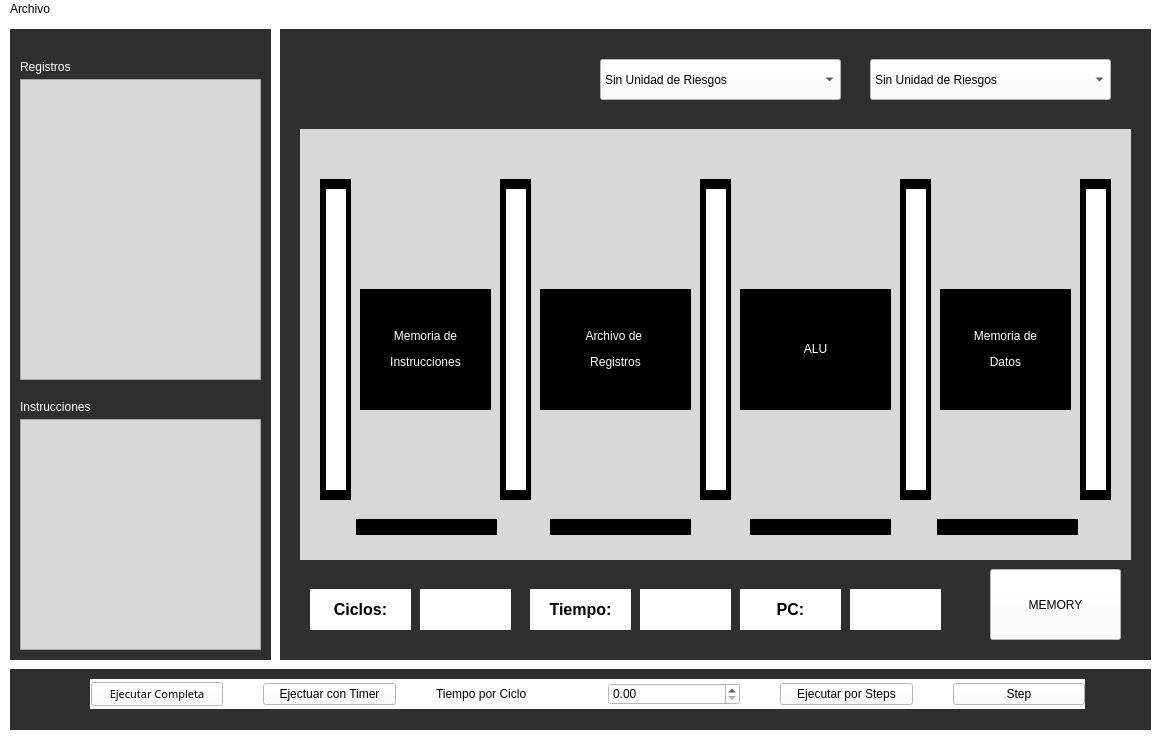
The window that PythonProject2/sim.ui (f4bms/Simulador-de-Procesador-Segmentado) describes before a commit, drawn with Qt 5.
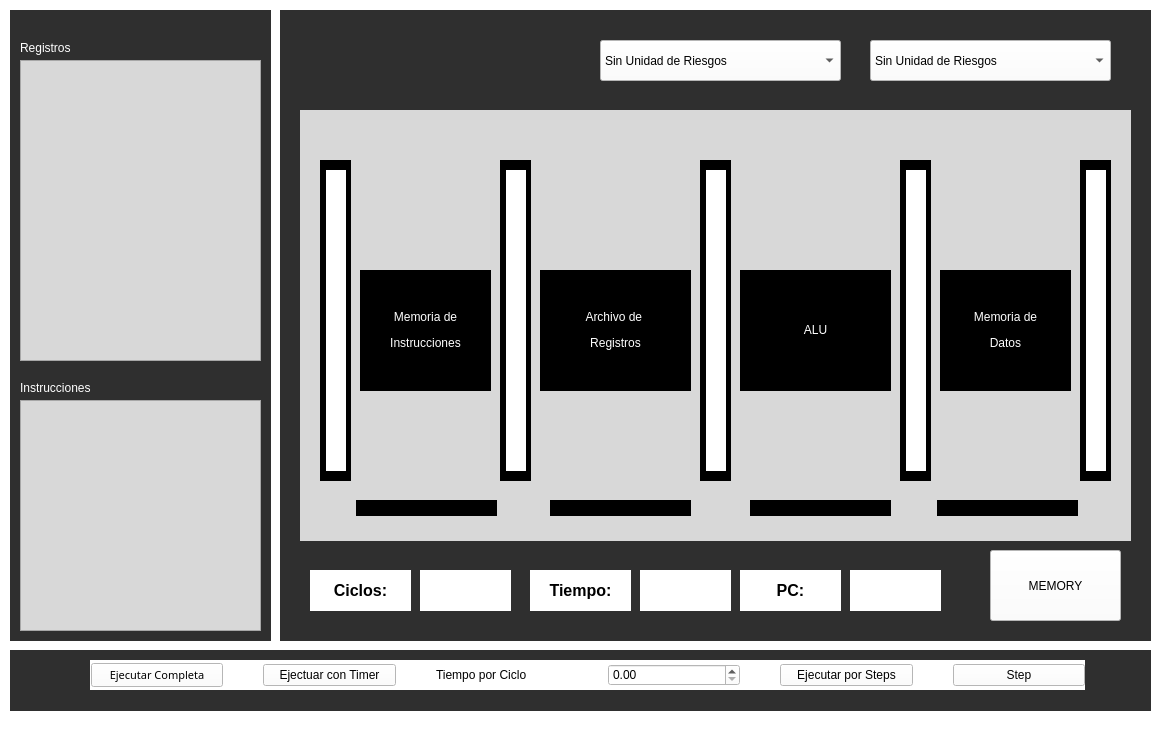
The same window after the commit. Icons and pictures are not drawn.

Patch:
```diff
--- a/PythonProject2/sim.ui
+++ b/PythonProject2/sim.ui
@@ -663,7 +663,7 @@
      </rect>
     </property>
     <property name="autoFillBackground">
-     <bool>true</bool>
+     <bool>false</bool>
     </property>
     <layout class="QHBoxLayout" name="Ejecuciones">
      <property name="spacing">
@@ -856,17 +856,6 @@
     <string notr="true">font: 87 8pt &quot;Arial Black&quot;;
 color: rgb(0, 0, 0);</string>
    </property>
-   <widget class="QMenu" name="menuArchivo">
-    <property name="styleSheet">
-     <string notr="true">font: 87 8pt &quot;Arial Black&quot;;
-color: rgb(0, 0, 0);</string>
-    </property>
-    <property name="title">
-     <string>Archivo</string>
-    </property>
-    <addaction name="actionCargar_Archivo"/>
-   </widget>
-   <addaction name="menuArchivo"/>
   </widget>
   <widget class="QStatusBar" name="statusbar">
    <property name="styleSheet">
```
Left out of the diff: 12 changed lines with no effect on the pictures.
